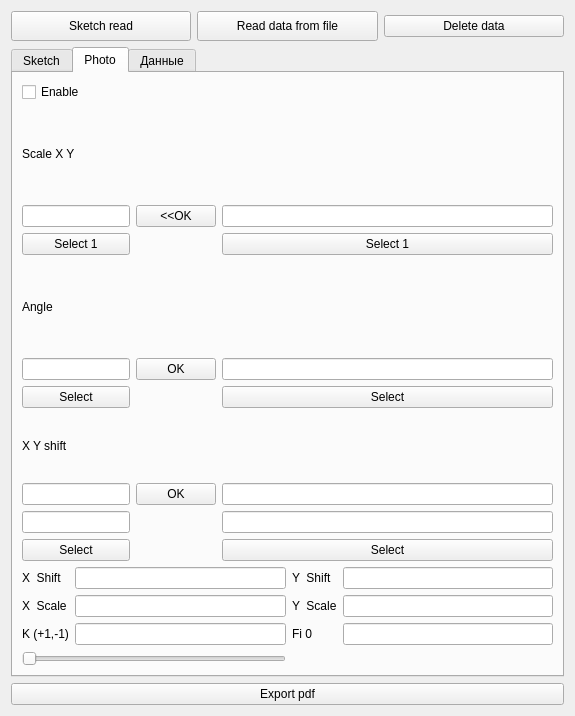
The window that form_spectr.ui (zuban/VisualizationQt) describes before a commit, drawn with Qt 5.
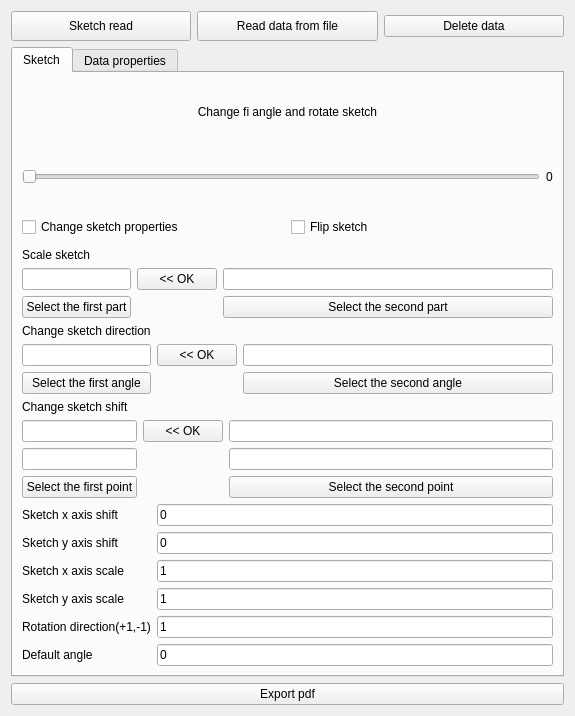
The same window after the commit.

Diff of the .ui file:
```diff
--- a/form_spectr.ui
+++ b/form_spectr.ui
@@ -62,7 +62,7 @@
      <item>
       <widget class="QTabWidget" name="tabWidget">
        <property name="currentIndex">
-        <number>1</number>
+        <number>0</number>
        </property>
        <widget class="QWidget" name="tab_3">
         <attribute name="title">
@@ -440,323 +440,9 @@
          </item>
         </layout>
        </widget>
-       <widget class="QWidget" name="tab_4">
-        <attribute name="title">
-         <string>Photo</string>
-        </attribute>
-        <layout class="QGridLayout" name="gridLayout_11">
-         <item row="0" column="0">
-          <layout class="QVBoxLayout" name="verticalLayout_2">
-           <item>
-            <widget class="QCheckBox" name="photo_enable_checkBox">
-             <property name="text">
-              <string>Enable</string>
-             </property>
-            </widget>
-           </item>
-           <item>
-            <layout class="QGridLayout" name="gridLayout_7">
-             <item row="1" column="0" colspan="2">
-              <widget class="QLineEdit" name="photo_x_y_scale_lineedit1"/>
-             </item>
-             <item row="1" column="3">
-              <widget class="QLineEdit" name="photo_x_y_scale_lineedit2"/>
-             </item>
-             <item row="0" column="0" colspan="2">
-              <widget class="QLabel" name="x_y_scale_label_2">
-               <property name="text">
-                <string>Scale X Y</string>
-               </property>
-              </widget>
-             </item>
-             <item row="3" column="0" colspan="2">
-              <widget class="QPushButton" name="photo_x_y_scale_pushButton">
-               <property name="text">
-                <string>Select 1</string>
-               </property>
-              </widget>
-             </item>
-             <item row="0" column="3">
-              <widget class="QLabel" name="label_10">
-               <property name="text">
-                <string/>
-               </property>
-              </widget>
-             </item>
-             <item row="1" column="2">
-              <widget class="QPushButton" name="photo_ok_x_y_scale_pushButton">
-               <property name="text">
-                <string>&lt;&lt;OK</string>
-               </property>
-              </widget>
-             </item>
-             <item row="3" column="3">
-              <widget class="QPushButton" name="photo_x_y_scale_pushButton_2">
-               <property name="text">
-                <string>Select 1</string>
-               </property>
-              </widget>
-             </item>
-            </layout>
-           </item>
-           <item>
-            <layout class="QGridLayout" name="gridLayout_8">
-             <item row="1" column="0" colspan="2">
-              <widget class="QLineEdit" name="photo_angle_lineedit1"/>
-             </item>
-             <item row="1" column="3">
-              <widget class="QLineEdit" name="photo_angle_lineedit2"/>
-             </item>
-             <item row="0" column="0" colspan="2">
-              <widget class="QLabel" name="angle_label_3">
-               <property name="text">
-                <string>Angle</string>
-               </property>
-              </widget>
-             </item>
-             <item row="3" column="0" colspan="2">
-              <widget class="QPushButton" name="photo_angle_pushbutton">
-               <property name="text">
-                <string>Select</string>
-               </property>
-              </widget>
-             </item>
-             <item row="0" column="3">
-              <widget class="QLabel" name="label_11">
-               <property name="text">
-                <string/>
-               </property>
-              </widget>
-             </item>
-             <item row="1" column="2">
-              <widget class="QPushButton" name="photo_ok_angle_pushbutton">
-               <property name="text">
-                <string>OK</string>
-               </property>
-              </widget>
-             </item>
-             <item row="3" column="3">
-              <widget class="QPushButton" name="photo_angle_pushbutton_2">
-               <property name="text">
-                <string>Select</string>
-               </property>
-              </widget>
-             </item>
-            </layout>
-           </item>
-           <item>
-            <layout class="QGridLayout" name="gridLayout_9">
-             <item row="1" column="0" colspan="2">
-              <widget class="QLineEdit" name="photo_x_shift_lineedit1"/>
-             </item>
-             <item row="1" column="3">
-              <widget class="QLineEdit" name="photo_x_shift_lineedit2"/>
-             </item>
-             <item row="0" column="0" colspan="2">
-              <widget class="QLabel" name="angle_label_4">
-               <property name="text">
-                <string>X Y shift</string>
-               </property>
-              </widget>
-             </item>
-             <item row="4" column="0" colspan="2">
-              <widget class="QPushButton" name="photo_x_y_shitft_pushButton">
-               <property name="text">
-                <string>Select</string>
-               </property>
-              </widget>
-             </item>
-             <item row="0" column="3">
-              <widget class="QLabel" name="label_12">
-               <property name="text">
-                <string/>
-               </property>
-              </widget>
-             </item>
-             <item row="2" column="0" colspan="2">
-              <widget class="QLineEdit" name="photo_y_shift_lineedit1"/>
-             </item>
-             <item row="2" column="3">
-              <widget class="QLineEdit" name="photo_y_shift_lineedit2"/>
-             </item>
-             <item row="1" column="2">
-              <widget class="QPushButton" name="photo_ok_x_y_shift_pushButton">
-               <property name="text">
-                <string>OK</string>
-               </property>
-              </widget>
-             </item>
-             <item row="4" column="3">
-              <widget class="QPushButton" name="photo_x_y_shitft_pushButton_2">
-               <property name="text">
-                <string>Select</string>
-               </property>
-              </widget>
-             </item>
-            </layout>
-           </item>
-           <item>
-            <layout class="QGridLayout" name="gridLayout_10">
-             <item row="0" column="0">
-              <widget class="QLabel" name="x_shift_label_2">
-               <property name="minimumSize">
-                <size>
-                 <width>0</width>
-                 <height>15</height>
-                </size>
-               </property>
-               <property name="text">
-                <string>X  Shift</string>
-               </property>
-              </widget>
-             </item>
-             <item row="0" column="1">
-              <widget class="QLineEdit" name="photo_x_shift_lineEdit">
-               <property name="minimumSize">
-                <size>
-                 <width>0</width>
-                 <height>15</height>
-                </size>
-               </property>
-              </widget>
-             </item>
-             <item row="4" column="0">
-              <widget class="QLabel" name="k_label_2">
-               <property name="minimumSize">
-                <size>
-                 <width>0</width>
-                 <height>15</height>
-                </size>
-               </property>
-               <property name="text">
-                <string>K (+1,-1)</string>
-               </property>
-              </widget>
-             </item>
-             <item row="4" column="1">
-              <widget class="QLineEdit" name="photo_k_lineEdit">
-               <property name="minimumSize">
-                <size>
-                 <width>0</width>
-                 <height>15</height>
-                </size>
-               </property>
-              </widget>
-             </item>
-             <item row="8" column="0" colspan="2">
-              <widget class="QSlider" name="photo_fi_shift_slider">
-               <property name="maximum">
-                <number>360</number>
-               </property>
-               <property name="orientation">
-                <enum>Qt::Horizontal</enum>
-               </property>
-              </widget>
-             </item>
-             <item row="0" column="3">
-              <widget class="QLineEdit" name="photo_y_shift_lineEdit">
-               <property name="minimumSize">
-                <size>
-                 <width>0</width>
-                 <height>15</height>
-                </size>
-               </property>
-               <property name="text">
-                <string/>
-               </property>
-              </widget>
-             </item>
-             <item row="0" column="2">
-              <widget class="QLabel" name="y_shift_label_2">
-               <property name="minimumSize">
-                <size>
-                 <width>0</width>
-                 <height>15</height>
-                </size>
-               </property>
-               <property name="text">
-                <string>Y  Shift</string>
-               </property>
-              </widget>
-             </item>
-             <item row="2" column="1">
-              <widget class="QLineEdit" name="photo_x_scale_lineEdit">
-               <property name="minimumSize">
-                <size>
-                 <width>0</width>
-                 <height>15</height>
-                </size>
-               </property>
-              </widget>
-             </item>
-             <item row="2" column="0">
-              <widget class="QLabel" name="x_scale_label_2">
-               <property name="minimumSize">
-                <size>
-                 <width>0</width>
-                 <height>15</height>
-                </size>
-               </property>
-               <property name="text">
-                <string>X  Scale</string>
-               </property>
-              </widget>
-             </item>
-             <item row="2" column="2">
-              <widget class="QLabel" name="y_scale_label_2">
-               <property name="minimumSize">
-                <size>
-                 <width>0</width>
-                 <height>15</height>
-                </size>
-               </property>
-               <property name="text">
-                <string>Y  Scale</string>
-               </property>
-              </widget>
-             </item>
-             <item row="2" column="3">
-              <widget class="QLineEdit" name="photo_y_scale_lineEdit">
-               <property name="minimumSize">
-                <size>
-                 <width>0</width>
-                 <height>15</height>
-                </size>
-               </property>
-              </widget>
-             </item>
-             <item row="4" column="2">
-              <widget class="QLabel" name="fi_label_2">
-               <property name="minimumSize">
-                <size>
-                 <width>0</width>
-                 <height>15</height>
-                </size>
-               </property>
-               <property name="text">
-                <string>Fi 0</string>
-               </property>
-              </widget>
-             </item>
-             <item row="4" column="3">
-              <widget class="QLineEdit" name="photo_fi_lineEdit">
-               <property name="minimumSize">
-                <size>
-                 <width>0</width>
-                 <height>15</height>
-                </size>
-               </property>
-              </widget>
-             </item>
-            </layout>
-           </item>
-          </layout>
-         </item>
-        </layout>
-       </widget>
        <widget class="QWidget" name="tab">
         <attribute name="title">
-         <string>Данные</string>
+         <string>Data properties</string>
         </attribute>
         <layout class="QGridLayout" name="gridLayout_12">
          <item row="0" column="0">
```
